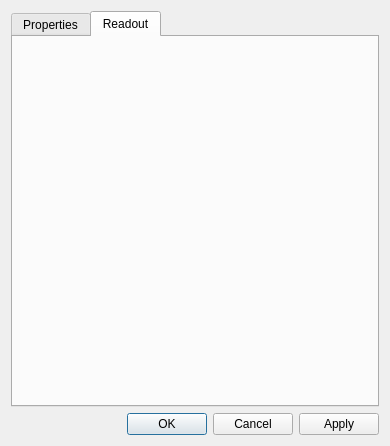
Above: ds4wizard-cpp/devicepropertiesdialog.ui from michael-fadely/ds4wizard before the change. Below: the same form after it.
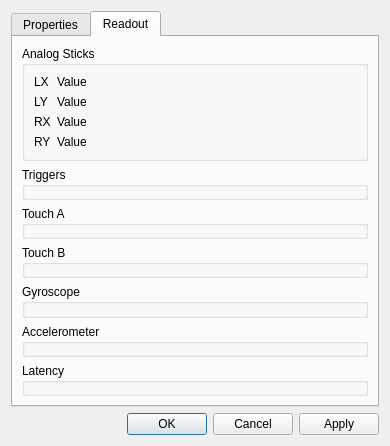
That is the form after the change. The open tabs and pages were chosen to show the change.

Commit message: wip readout tab

The edit to the form file:
```diff
--- a/ds4wizard-cpp/devicepropertiesdialog.ui
+++ b/ds4wizard-cpp/devicepropertiesdialog.ui
@@ -222,6 +222,115 @@
       <attribute name="title">
        <string>Readout</string>
       </attribute>
+      <layout class="QVBoxLayout" name="verticalLayout_4">
+       <item>
+        <widget class="QGroupBox" name="groupAnalogSticks">
+         <property name="title">
+          <string>Analog Sticks</string>
+         </property>
+         <layout class="QFormLayout" name="formLayout">
+          <item row="0" column="0">
+           <widget class="QLabel" name="label">
+            <property name="text">
+             <string>LX</string>
+            </property>
+           </widget>
+          </item>
+          <item row="0" column="1">
+           <widget class="QLabel" name="labelLX">
+            <property name="text">
+             <string>Value</string>
+            </property>
+           </widget>
+          </item>
+          <item row="1" column="0">
+           <widget class="QLabel" name="label_3">
+            <property name="text">
+             <string>LY</string>
+            </property>
+           </widget>
+          </item>
+          <item row="1" column="1">
+           <widget class="QLabel" name="labelLY">
+            <property name="text">
+             <string>Value</string>
+            </property>
+           </widget>
+          </item>
+          <item row="2" column="0">
+           <widget class="QLabel" name="label_5">
+            <property name="text">
+             <string>RX</string>
+            </property>
+           </widget>
+          </item>
+          <item row="2" column="1">
+           <widget class="QLabel" name="labelRX">
+            <property name="text">
+             <string>Value</string>
+            </property>
+           </widget>
+          </item>
+          <item row="3" column="0">
+           <widget class="QLabel" name="label_7">
+            <property name="text">
+             <string>RY</string>
+            </property>
+           </widget>
+          </item>
+          <item row="3" column="1">
+           <widget class="QLabel" name="labelRY">
+            <property name="text">
+             <string>Value</string>
+            </property>
+           </widget>
+          </item>
+         </layout>
+        </widget>
+       </item>
+       <item>
+        <widget class="QGroupBox" name="groupTriggers">
+         <property name="title">
+          <string>Triggers</string>
+         </property>
+        </widget>
+       </item>
+       <item>
+        <widget class="QGroupBox" name="groupTouchA">
+         <property name="title">
+          <string>Touch A</string>
+         </property>
+        </widget>
+       </item>
+       <item>
+        <widget class="QGroupBox" name="groupTouchB">
+         <property name="title">
+          <string>Touch B</string>
+         </property>
+        </widget>
+       </item>
+       <item>
+        <widget class="QGroupBox" name="groupGyroscope">
+         <property name="title">
+          <string>Gyroscope</string>
+         </property>
+        </widget>
+       </item>
+       <item>
+        <widget class="QGroupBox" name="groupAccelerometer">
+         <property name="title">
+          <string>Accelerometer</string>
+         </property>
+        </widget>
+       </item>
+       <item>
+        <widget class="QGroupBox" name="groupLatency">
+         <property name="title">
+          <string>Latency</string>
+         </property>
+        </widget>
+       </item>
+      </layout>
      </widget>
     </widget>
    </item>
```
The commit also changes 6 other files.
